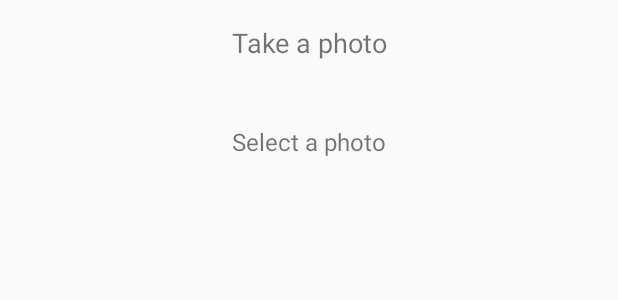
After one commit to enestokol/KotlinProject1, an Android app: the layout fragment_photo.xml on its own in the app's theme, with its tools: preview values and no code run, on a phone screen of 412 x 824 dp. The commit adds this screen. Shown: the top 300 px of the screen. Run offline under Robolectric (Android 15) with nearby library versions, the phone set to English and light mode, and no system bars.

Commit message:
V1.2 updated

```diff
--- a/app/build.gradle
+++ b/app/build.gradle
@@ -34,6 +34,7 @@ dependencies {
     implementation 'androidx.appcompat:appcompat:1.1.0'
     implementation 'androidx.core:core-ktx:1.1.0'
     implementation 'androidx.constraintlayout:constraintlayout:1.1.3'
+    implementation 'androidx.legacy:legacy-support-v4:1.0.0'
     testImplementation 'junit:junit:4.12'
     androidTestImplementation 'androidx.test:runner:1.2.0'
     androidTestImplementation 'androidx.test.espresso:espresso-core:3.2.0'
@@ -42,6 +43,8 @@ dependencies {
     implementation 'com.google.firebase:firebase-database:19.2.0'
     implementation 'com.firebaseui:firebase-ui-database:2.3.0'
     implementation 'androidx.recyclerview:recyclerview:1.0.0'
+    implementation 'com.google.firebase:firebase-storage:19.1.0'
+    implementation 'com.squareup.picasso:picasso:2.5.2'
 
 
 }
--- a/app/src/main/java/com/example/kotlinproject1/Authentication/RegisterActivity.kt
+++ b/app/src/main/java/com/example/kotlinproject1/Authentication/RegisterActivity.kt
@@ -22,7 +22,7 @@ class RegisterActivity : AppCompatActivity() {
             .addOnCompleteListener(object: OnCompleteListener<AuthResult>{
                 override fun onComplete(p0: Task<AuthResult>) {
                     if(p0.isSuccessful){
-                        val dbUser=User(user_id = auth.currentUser!!.uid,username =auth.currentUser?.email!!.substring(0,auth.currentUser?.email!!.indexOf("@")),image =(1..5).random(),score =0)
+                        val dbUser=User(user_id = auth.currentUser!!.uid,username =auth.currentUser?.email!!.substring(0,auth.currentUser?.email!!.indexOf("@")),image =(1..5).random(),score =0,imageup ="",highscore = 0)
                         FirebaseDatabase.getInstance().reference
                             .child("User")
                             .child(auth.currentUser!!.uid)
--- a/app/src/main/java/com/example/kotlinproject1/Authentication/User.kt
+++ b/app/src/main/java/com/example/kotlinproject1/Authentication/User.kt
@@ -5,12 +5,16 @@ class User {
     var username:String?=null
     var image:Int?=null
     var score:Long?=null
+    var imageup:String?=null
+    var highscore:Int?=null
 
-    constructor(user_id: String, username: String, image: Int, score: Long) {
+    constructor(user_id: String, username: String, image: Int, score: Long,imageup:String?,highscore:Int?) {
         this.user_id = user_id
         this.username = username
         this.image = image
         this.score = score
+        this.imageup=imageup
+        this.highscore=highscore
     }
 
     constructor() {}
--- a/app/src/main/java/com/example/kotlinproject1/Game/GameActivity.kt
+++ b/app/src/main/java/com/example/kotlinproject1/Game/GameActivity.kt
@@ -29,8 +29,7 @@ class GameActivity : AppCompatActivity(), View {
         super.onCreate(savedInstanceState)
         binding = DataBindingUtil.setContentView(this, R.layout.activity_game)
 
-        var level:Int=8
-        presenter = CardPresenter(this,level)
+        presenter = CardPresenter(this,8)
         readFBData()
         presenter.beginGame()
     }
--- a/app/src/main/java/com/example/kotlinproject1/Profile/ProfileActivity.kt
+++ b/app/src/main/java/com/example/kotlinproject1/Profile/ProfileActivity.kt
@@ -6,7 +6,7 @@ import com.example.kotlinproject1.R
 import kotlinx.android.synthetic.main.profile_activity_layout.*
 
 class ProfileActivity: AppCompatActivity() {
-    private val tabTitles = arrayListOf("Profile", "Change Password","Change Avatar")
+    private val tabTitles = arrayListOf("Profile", "Change Password")
 
     override fun onCreate(savedInstanceState: Bundle?) {
         super.onCreate(savedInstanceState)
@@ -15,7 +15,7 @@ class ProfileActivity: AppCompatActivity() {
         val tabsAdapter=ProfileAdapter(supportFragmentManager,tabTitles)
         with(tabsActivityVP){
             adapter=tabsAdapter
-            offscreenPageLimit=3
+            offscreenPageLimit=2
             tabsActivityTL.setupWithViewPager(this)
         }
     }
--- a/app/src/main/java/com/example/kotlinproject1/Profile/ProfileAdapter.kt
+++ b/app/src/main/java/com/example/kotlinproject1/Profile/ProfileAdapter.kt
@@ -14,7 +14,7 @@ class ProfileAdapter(fragmentManager: FragmentManager, private val titles: Array
         when (position) {
         0->   fragment = ProfileInfo()
         1->   fragment = ProfileUpdate()
-        2->   fragment = ThirdFragment()
+        //2->   fragment = ThirdFragment()
         }
 
        return fragment!!
--- /dev/null
+++ b/app/src/main/res/layout/fragment_photo.xml
@@ -0,0 +1,37 @@
+<?xml version="1.0" encoding="utf-8"?>
+<androidx.constraintlayout.widget.ConstraintLayout xmlns:android="http://schemas.android.com/apk/res/android"
+    xmlns:app="http://schemas.android.com/apk/res-auto"
+    xmlns:tools="http://schemas.android.com/tools"
+    android:layout_width="match_parent"
+    android:layout_height="match_parent"
+    tools:context=".Utils.PhotoFragment">
+
+    <TextView
+        android:id="@+id/tvCamera"
+        android:layout_width="wrap_content"
+        android:layout_height="wrap_content"
+        android:layout_marginStart="16dp"
+        android:layout_marginTop="16dp"
+        android:layout_marginEnd="16dp"
+        android:text="Take a photo"
+        android:textSize="18sp"
+        app:layout_constraintEnd_toEndOf="parent"
+        app:layout_constraintStart_toStartOf="parent"
+        app:layout_constraintTop_toTopOf="parent" />
+
+    <TextView
+        android:id="@+id/tvGallery"
+        android:layout_width="wrap_content"
+        android:layout_height="wrap_content"
+        android:layout_marginStart="16dp"
+        android:layout_marginTop="32dp"
+        android:layout_marginEnd="16dp"
+        android:layout_marginBottom="16dp"
+        android:text="Select a photo"
+        android:textSize="16sp"
+        app:layout_constraintBottom_toBottomOf="parent"
+        app:layout_constraintEnd_toEndOf="parent"
+        app:layout_constraintStart_toStartOf="parent"
+        app:layout_constraintTop_toBottomOf="@+id/tvCamera"
+        app:layout_constraintVertical_bias="0.015" />
+</androidx.constraintlayout.widget.ConstraintLayout>
--- a/app/src/main/res/values/strings.xml
+++ b/app/src/main/res/values/strings.xml
@@ -1,5 +1,8 @@
 <resources>
     <string name="app_name">KotlinProject1</string>
 
+    <!-- TODO: Remove or change this placeholder text -->
+    <string name="hello_blank_fragment">Hello blank fragment</string>
+
 
 </resources>
```
Also changed, not shown: app/src/main/AndroidManifest.xml (+6 -1 lines), app/src/main/java/com/example/kotlinproject1/Game/EndGame.kt (+27 -1 lines), app/src/main/java/com/example/kotlinproject1/MainActivity.kt (+17 -1 lines), app/src/main/java/com/example/kotlinproject1/Profile/ThirdFragment.kt (deleted, +0 -19 lines), app/src/main/java/com/example/kotlinproject1/Utils/PhotoFragment.kt (added, +84 -0 lines), app/src/main/res/layout/activity_main.xml (+9 -2 lines), app/src/main/res/layout/third_fragment_layout.xml (deleted, +0 -16 lines).
